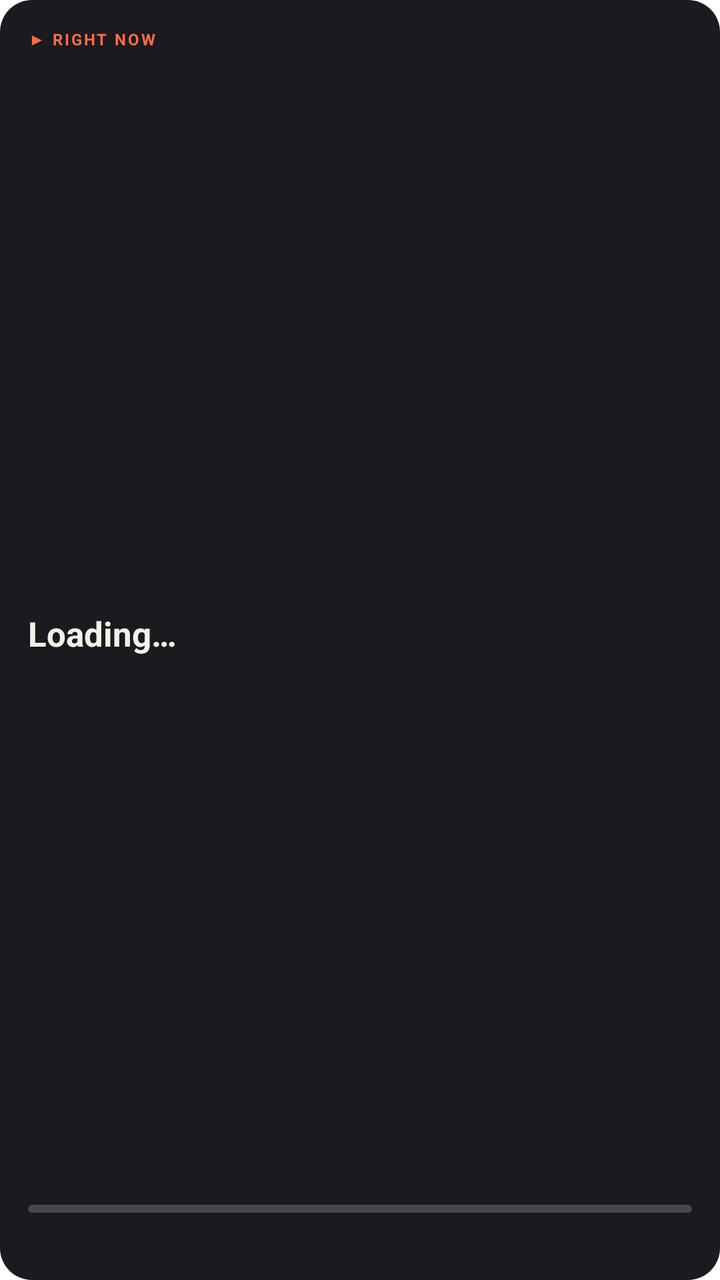
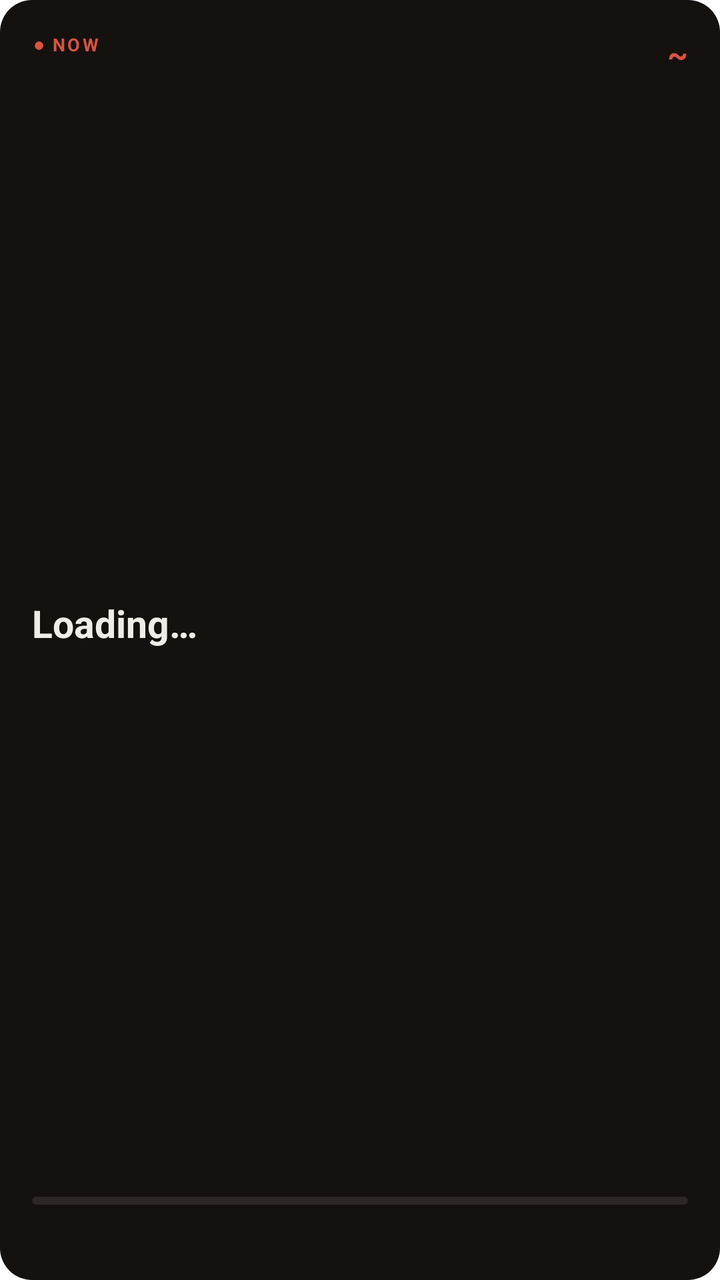

The first picture is an Android layout as it rendered before a commit; the second is the same layout after the commit. The layout source and the unified diff follow.
<!-- AndroidManifest.xml: fallback theme Theme.MaterialComponents.DayNight.NoActionBar -->
<!-- res/layout/now_widget.xml -->
<?xml version="1.0" encoding="utf-8"?>
<LinearLayout xmlns:android="http://schemas.android.com/apk/res/android"
    android:id="@+id/widget_root"
    android:layout_width="match_parent"
    android:layout_height="match_parent"
    android:background="@drawable/widget_background"
    android:orientation="vertical"
    android:padding="14dp">

    
    <RelativeLayout
        android:layout_width="match_parent"
        android:layout_height="wrap_content">

        <TextView
            android:id="@+id/widget_badge"
            android:layout_width="wrap_content"
            android:layout_height="wrap_content"
            android:layout_alignParentStart="true"
            android:text="▶ RIGHT NOW"
            android:textColor="#FF6B4A"
            android:textSize="8sp"
            android:textStyle="bold"
            android:letterSpacing="0.12" />

        <TextView
            android:id="@+id/widget_day"
            android:layout_width="wrap_content"
            android:layout_height="wrap_content"
            android:layout_centerInParent="true"
            android:textColor="#88FFFFFF"
            android:textSize="8sp"
            android:textStyle="bold"
            android:letterSpacing="0.08"
            android:text="" />

        <TextView
            android:id="@+id/widget_done"
            android:layout_width="wrap_content"
            android:layout_height="wrap_content"
            android:layout_alignParentEnd="true"
            android:textColor="#5BA854"
            android:textSize="8sp"
            android:textStyle="bold"
            android:text="" />

    </RelativeLayout>

    
    <TextView
        android:id="@+id/widget_title"
        android:layout_width="match_parent"
        android:layout_height="0dp"
        android:layout_weight="1"
        android:layout_marginTop="6dp"
        android:textColor="#F5F0E8"
        android:textSize="17sp"
        android:textStyle="bold"
        android:maxLines="2"
        android:ellipsize="end"
        android:gravity="center_vertical"
        android:text="Loading…" />

    
    <ProgressBar
        android:id="@+id/widget_progress"
        style="?android:attr/progressBarStyleHorizontal"
        android:layout_width="match_parent"
        android:layout_height="4dp"
        android:layout_marginBottom="6dp"
        android:progressDrawable="@drawable/widget_progress_drawable"
        android:max="100"
        android:progress="0" />

    
    <RelativeLayout
        android:layout_width="match_parent"
        android:layout_height="wrap_content">

        <TextView
            android:id="@+id/widget_time_left"
            android:layout_width="wrap_content"
            android:layout_height="wrap_content"
            android:layout_alignParentStart="true"
            android:textColor="#FF6B4A"
            android:textSize="10sp"
            android:textStyle="bold"
            android:text="" />

        <TextView
            android:id="@+id/widget_next"
            android:layout_width="wrap_content"
            android:layout_height="wrap_content"
            android:layout_alignParentEnd="true"
            android:textColor="#66FFFFFF"
            android:textSize="9sp"
            android:maxLines="1"
            android:ellipsize="end"
            android:text="" />

    </RelativeLayout>

</LinearLayout>
<!-- resources referenced by this layout -->
<resources>
  <!-- drawable widget_background (drawable) -->
  <?xml version="1.0" encoding="utf-8"?>
  <shape xmlns:android="http://schemas.android.com/apk/res/android">
      <solid android:color="#1A1A1F" />
      <corners android:radius="16dp" />
  </shape>
  <!-- drawable widget_progress_drawable (drawable) -->
  <?xml version="1.0" encoding="utf-8"?>
  <layer-list xmlns:android="http://schemas.android.com/apk/res/android">
      <item android:id="@android:id/background">
          <shape android:shape="rectangle">
              <solid android:color="#33FFFFFF" />
              <corners android:radius="2dp" />
          </shape>
      </item>
      <item android:id="@android:id/progress">
          <clip>
              <shape android:shape="rectangle">
                  <solid android:color="#FF6B4A" />
                  <corners android:radius="2dp" />
              </shape>
          </clip>
      </item>
  </layer-list>
</resources>

<!-- the commit's change to res/layout/now_widget.xml (unified diff, before → after) -->
@@ -5,7 +5,7 @@
     android:layout_height="match_parent"
     android:background="@drawable/widget_background"
     android:orientation="vertical"
-    android:padding="14dp">
+    android:padding="16dp">
 
     
     <RelativeLayout
@@ -17,32 +17,21 @@
             android:layout_width="wrap_content"
             android:layout_height="wrap_content"
             android:layout_alignParentStart="true"
-            android:text="▶ RIGHT NOW"
-            android:textColor="#FF6B4A"
-            android:textSize="8sp"
+            android:text="● NOW"
+            android:textColor="#D9543E"
+            android:textSize="9sp"
             android:textStyle="bold"
             android:letterSpacing="0.12" />
 
         <TextView
-            android:id="@+id/widget_day"
-            android:layout_width="wrap_content"
-            android:layout_height="wrap_content"
-            android:layout_centerInParent="true"
-            android:textColor="#88FFFFFF"
-            android:textSize="8sp"
-            android:textStyle="bold"
-            android:letterSpacing="0.08"
-            android:text="" />
-
-        <TextView
-            android:id="@+id/widget_done"
+            android:id="@+id/widget_tilde"
             android:layout_width="wrap_content"
             android:layout_height="wrap_content"
             android:layout_alignParentEnd="true"
-            android:textColor="#5BA854"
-            android:textSize="8sp"
-            android:textStyle="bold"
-            android:text="" />
+            android:text="~"
+            android:textColor="#D9543E"
+            android:textSize="16sp"
+            android:textStyle="bold" />
 
     </RelativeLayout>
 
@@ -52,9 +41,9 @@
         android:layout_width="match_parent"
         android:layout_height="0dp"
         android:layout_weight="1"
-        android:layout_marginTop="6dp"
-        android:textColor="#F5F0E8"
-        android:textSize="17sp"
+        android:layout_marginTop="8dp"
+        android:textColor="#F0ECE6"
+        android:textSize="19sp"
         android:textStyle="bold"
         android:maxLines="2"
         android:ellipsize="end"
@@ -62,42 +51,36 @@
         android:text="Loading…" />
 
     
+    <TextView
+        android:id="@+id/widget_time_left"
+        android:layout_width="wrap_content"
+        android:layout_height="wrap_content"
+        android:layout_marginBottom="6dp"
+        android:textColor="#D9543E"
+        android:textSize="11sp"
+        android:textStyle="bold"
+        android:text="" />
+
+    
     <ProgressBar
         android:id="@+id/widget_progress"
         style="?android:attr/progressBarStyleHorizontal"
         android:layout_width="match_parent"
         android:layout_height="4dp"
-        android:layout_marginBottom="6dp"
+        android:layout_marginBottom="8dp"
         android:progressDrawable="@drawable/widget_progress_drawable"
         android:max="100"
         android:progress="0" />
 
     
-    <RelativeLayout
+    <TextView
+        android:id="@+id/widget_next"
         android:layout_width="match_parent"
-        android:layout_height="wrap_content">
-
-        <TextView
-            android:id="@+id/widget_time_left"
-            android:layout_width="wrap_content"
-            android:layout_height="wrap_content"
-            android:layout_alignParentStart="true"
-            android:textColor="#FF6B4A"
-            android:textSize="10sp"
-            android:textStyle="bold"
-            android:text="" />
-
-        <TextView
-            android:id="@+id/widget_next"
-            android:layout_width="wrap_content"
-            android:layout_height="wrap_content"
-            android:layout_alignParentEnd="true"
-            android:textColor="#66FFFFFF"
-            android:textSize="9sp"
-            android:maxLines="1"
-            android:ellipsize="end"
-            android:text="" />
-
-    </RelativeLayout>
+        android:layout_height="wrap_content"
+        android:textColor="#9A8E83"
+        android:textSize="10sp"
+        android:maxLines="1"
+        android:ellipsize="end"
+        android:text="" />
 
 </LinearLayout>
<!-- resource entries referenced after the edit -->
@@ -3,7 +3,7 @@
   <!-- drawable widget_background (drawable) -->
   <?xml version="1.0" encoding="utf-8"?>
   <shape xmlns:android="http://schemas.android.com/apk/res/android">
-      <solid android:color="#1A1A1F" />
+      <solid android:color="#15110F" />
       <corners android:radius="16dp" />
   </shape>
   <!-- drawable widget_progress_drawable (drawable) -->
@@ -11,14 +11,14 @@
   <layer-list xmlns:android="http://schemas.android.com/apk/res/android">
       <item android:id="@android:id/background">
           <shape android:shape="rectangle">
-              <solid android:color="#33FFFFFF" />
+              <solid android:color="#1AF0ECE6" />
               <corners android:radius="2dp" />
           </shape>
       </item>
       <item android:id="@android:id/progress">
           <clip>
               <shape android:shape="rectangle">
-                  <solid android:color="#FF6B4A" />
+                  <solid android:color="#D9543E" />
                   <corners android:radius="2dp" />
               </shape>
           </clip>
